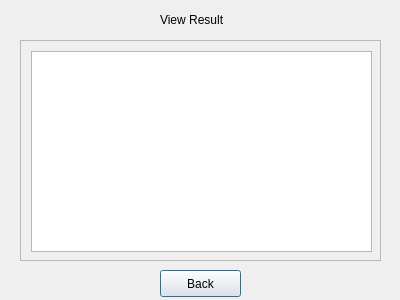
The window that adminviewresult.ui (abhinavthukral28/stuPID) describes before a commit, drawn with Qt 5.
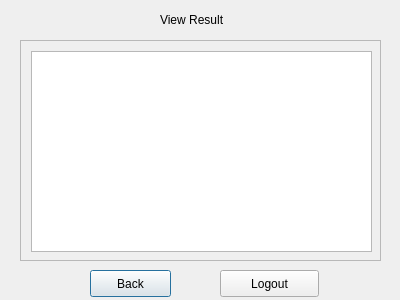
The same window after the commit.

What changed in the file:
```diff
--- a/adminviewresult.ui
+++ b/adminviewresult.ui
@@ -16,7 +16,7 @@
   <widget class="QPushButton" name="BackButton">
    <property name="geometry">
     <rect>
-     <x>160</x>
+     <x>90</x>
      <y>270</y>
      <width>81</width>
      <height>27</height>
@@ -72,6 +72,19 @@
     <string>View Result</string>
    </property>
   </widget>
+  <widget class="QPushButton" name="pushButton">
+   <property name="geometry">
+    <rect>
+     <x>220</x>
+     <y>270</y>
+     <width>99</width>
+     <height>27</height>
+    </rect>
+   </property>
+   <property name="text">
+    <string>Logout</string>
+   </property>
+  </widget>
  </widget>
  <resources/>
  <connections/>
```
